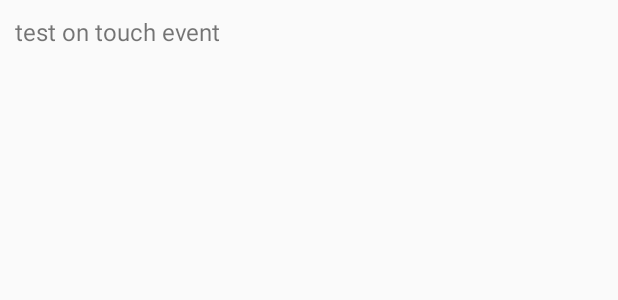
After one commit to DarkSherlock/TindTest, an Android app: the layout activity_test_ontouch_event.xml on its own in the app's theme, with its tools: preview values and no code run, on a phone screen of 412 x 824 dp. The commit adds this screen. Shown: the top 300 px of the screen. Run offline under Robolectric (Android 15) with nearby library versions, the phone set to English and light mode, and no system bars.

Commit message:
test code update

```diff
--- a/app/src/main/AndroidManifest.xml
+++ b/app/src/main/AndroidManifest.xml
@@ -50,6 +50,8 @@
         <activity android:name=".activty.TestBarChartActivity"/>
         <activity android:name=".activty.TestLineChartActivity"/>
         <activity android:name=".activty.TestWidgetActivity"/>
+        <activity android:name=".activty.widget.TestOnTouchEventActivity"/>
+        <activity android:name=".activty.widget.TestViewActivity"/>
         <!--<activity android:name=".activty.TestLineChartActivity"/>-->
 
         <provider
--- a/app/src/main/java/com/liang/tind/www/tindtest/activty/TestRxjavaActivity.java
+++ b/app/src/main/java/com/liang/tind/www/tindtest/activty/TestRxjavaActivity.java
@@ -101,7 +101,6 @@ public class TestRxjavaActivity extends BaseActivity {
                     }
                 });
 
-
     }
 
     class MyHashSet<E> extends HashSet<E> {
--- /dev/null
+++ b/app/src/main/res/layout/activity_test_ontouch_event.xml
@@ -0,0 +1,17 @@
+<?xml version="1.0" encoding="utf-8"?>
+<com.liang.tind.www.tindtest.widget.touchEvent.MyLinearLayout
+    xmlns:android="http://schemas.android.com/apk/res/android"
+    android:layout_width="match_parent"
+    android:layout_height="match_parent"
+    android:orientation="vertical">
+
+    <com.liang.tind.www.tindtest.widget.touchEvent.MyTextView
+        android:id="@+id/text"
+        android:layout_width="match_parent"
+        android:layout_height="wrap_content"
+        android:layout_gravity="center_vertical"
+        android:padding="10dp"
+        android:text="test on touch event"
+        android:textSize="16sp"/>
+
+</com.liang.tind.www.tindtest.widget.touchEvent.MyLinearLayout>
```
Also changed, not shown: app/src/main/java/com/liang/tind/www/tindtest/activty/MainActivity.java (+18 -17 lines), app/src/main/java/com/liang/tind/www/tindtest/activty/TestRbtnActivity.java (+0 -14 lines), app/src/main/java/com/liang/tind/www/tindtest/activty/TestRecyclerViewActivity.java (+24 -11 lines), app/src/main/java/com/liang/tind/www/tindtest/activty/widget/TestOnTouchEventActivity.java (added, +25 -0 lines), app/src/main/java/com/liang/tind/www/tindtest/activty/widget/TestViewActivity.java (added, +17 -0 lines), app/src/main/java/com/liang/tind/www/tindtest/base/MyApplicationLike.java (+11 -1 lines), app/src/main/java/com/liang/tind/www/tindtest/widget/touchEvent/MyLinearLayout.java (added, +51 -0 lines), app/src/main/java/com/liang/tind/www/tindtest/widget/touchEvent/MyTextView.java (added, +40 -0 lines).
